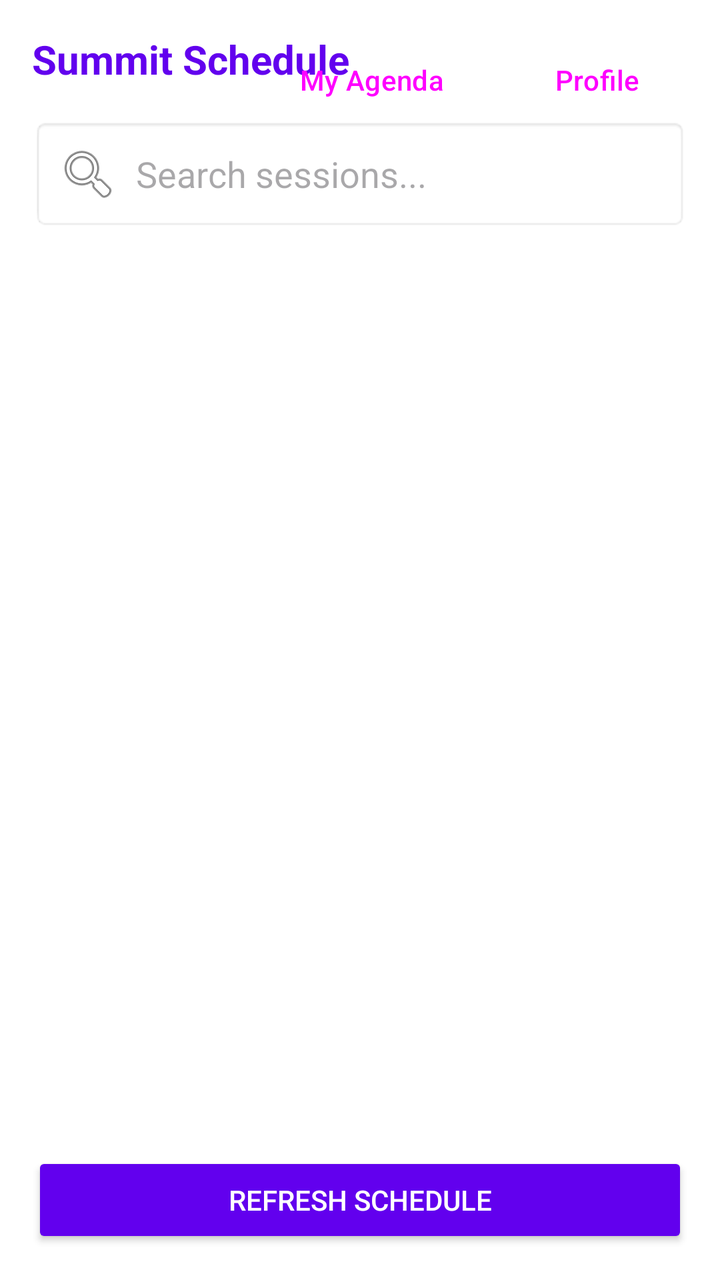
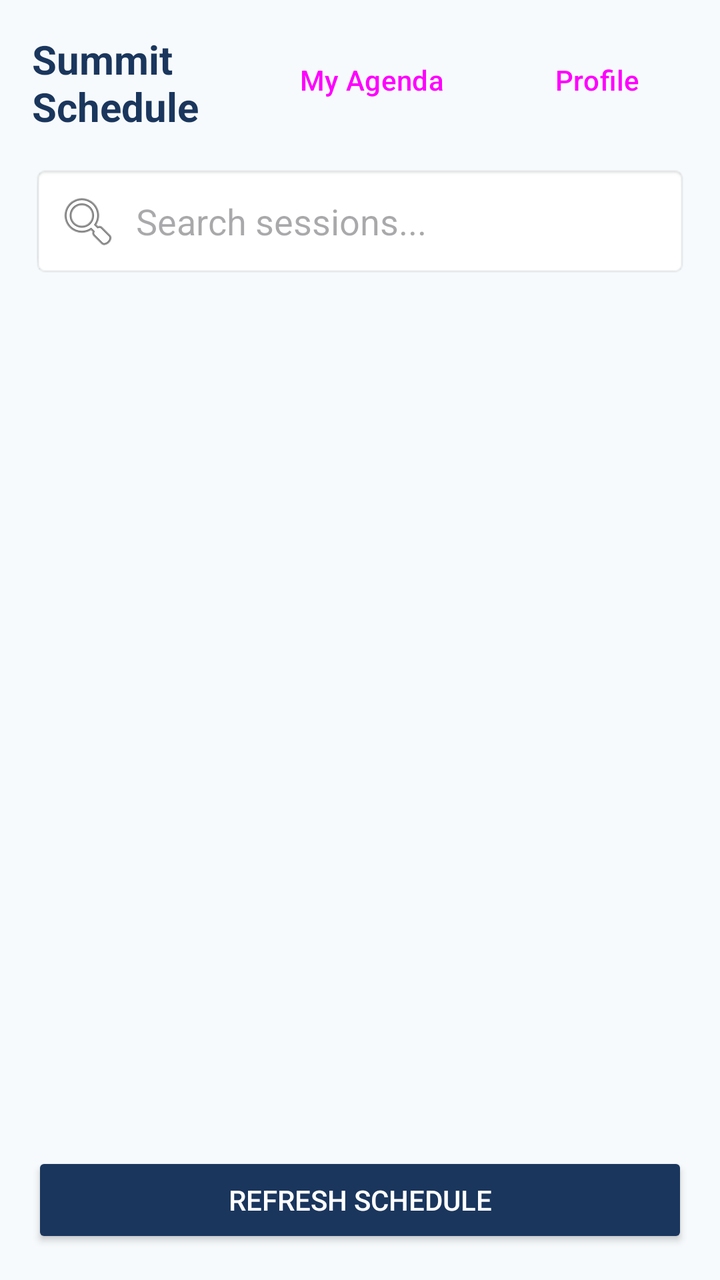

An Android layout rendered at two revisions. The XML below is the earlier revision; the diff shows what the commit changed to produce the second picture.
<!-- AndroidManifest.xml: application theme Theme.SummitNavigator -->
<!-- res/layout/fragment_schedule.xml -->
<?xml version="1.0" encoding="utf-8"?>
<androidx.constraintlayout.widget.ConstraintLayout xmlns:android="http://schemas.android.com/apk/res/android"
    xmlns:app="http://schemas.android.com/apk/res-auto"
    xmlns:tools="http://schemas.android.com/tools"
    android:layout_width="match_parent"
    android:layout_height="match_parent"
    android:padding="@dimen/margin_normal">

    <TextView
        android:id="@+id/text_title"
        android:layout_width="0dp"
        android:layout_height="wrap_content"
        android:text="@string/title_schedule"
        android:textSize="@dimen/text_size_large"
        android:textStyle="bold"
        android:textColor="@color/primary"
        app:layout_constraintTop_toTopOf="parent"
        app:layout_constraintStart_toStartOf="parent" />

    <Button
        android:id="@+id/btn_my_agenda"
        android:layout_width="wrap_content"
        android:layout_height="wrap_content"
        android:text="My Agenda"
        android:layout_marginEnd="8dp"
        style="?attr/materialButtonOutlinedStyle"
        app:layout_constraintTop_toTopOf="parent"
        app:layout_constraintEnd_toStartOf="@id/btn_profile" />

    <Button
        android:id="@+id/btn_profile"
        android:layout_width="wrap_content"
        android:layout_height="wrap_content"
        android:text="@string/title_profile"
        style="?attr/materialButtonOutlinedStyle"
        app:layout_constraintTop_toTopOf="parent"
        app:layout_constraintEnd_toEndOf="parent" />

    <EditText
        android:id="@+id/edit_search"
        android:layout_width="0dp"
        android:layout_height="wrap_content"
        android:hint="Search sessions..."
        android:drawableStart="@android:drawable/ic_menu_search"
        android:drawablePadding="8dp"
        android:padding="12dp"
        android:background="@android:drawable/editbox_background_normal"
        android:layout_marginTop="16dp"
        app:layout_constraintTop_toBottomOf="@id/text_title"
        app:layout_constraintStart_toStartOf="parent"
        app:layout_constraintEnd_toEndOf="parent" />

    <androidx.recyclerview.widget.RecyclerView
        android:id="@+id/recycler_schedule"
        android:layout_width="0dp"
        android:layout_height="0dp"
        android:layout_marginTop="@dimen/margin_small"
        android:layout_marginBottom="@dimen/margin_small"
        app:layout_constraintTop_toBottomOf="@id/edit_search"
        app:layout_constraintBottom_toTopOf="@id/btn_refresh"
        app:layout_constraintStart_toStartOf="parent"
        app:layout_constraintEnd_toEndOf="parent"
        tools:listitem="@layout/item_session" />

    <TextView
        android:id="@+id/text_empty"
        android:layout_width="wrap_content"
        android:layout_height="wrap_content"
        android:text="@string/text_empty_schedule"
        android:textSize="@dimen/text_size_medium"
        android:textColor="@color/gray_text"
        android:visibility="gone"
        app:layout_constraintTop_toTopOf="@id/recycler_schedule"
        app:layout_constraintBottom_toBottomOf="@id/recycler_schedule"
        app:layout_constraintStart_toStartOf="parent"
        app:layout_constraintEnd_toEndOf="parent" />

    <LinearLayout
        android:id="@+id/layout_skeleton"
        android:layout_width="0dp"
        android:layout_height="0dp"
        android:orientation="vertical"
        android:layout_marginTop="@dimen/margin_small"
        android:layout_marginBottom="@dimen/margin_small"
        android:visibility="gone"
        app:layout_constraintTop_toBottomOf="@id/edit_search"
        app:layout_constraintBottom_toTopOf="@id/btn_refresh"
        app:layout_constraintStart_toStartOf="parent"
        app:layout_constraintEnd_toEndOf="parent">
        
        <include layout="@layout/layout_skeleton_session" />
        <include layout="@layout/layout_skeleton_session" />
        <include layout="@layout/layout_skeleton_session" />
        <include layout="@layout/layout_skeleton_session" />
        
    </LinearLayout>

    <ProgressBar
        android:id="@+id/progress_loading"
        android:layout_width="wrap_content"
        android:layout_height="wrap_content"
        android:visibility="gone"
        app:layout_constraintTop_toTopOf="parent"
        app:layout_constraintBottom_toBottomOf="parent"
        app:layout_constraintStart_toStartOf="parent"
        app:layout_constraintEnd_toEndOf="parent" />

    <Button
        android:id="@+id/btn_refresh"
        android:layout_width="0dp"
        android:layout_height="wrap_content"
        android:text="@string/text_refresh"
        android:textColor="@color/on_primary"
        android:backgroundTint="@color/primary"
        app:layout_constraintBottom_toBottomOf="parent"
        app:layout_constraintStart_toStartOf="parent"
        app:layout_constraintEnd_toEndOf="parent" />

    <com.google.android.material.floatingactionbutton.FloatingActionButton
        android:id="@+id/fab_add_session"
        android:layout_width="wrap_content"
        android:layout_height="wrap_content"
        android:layout_margin="16dp"
        app:srcCompat="@android:drawable/ic_input_add"
        android:visibility="gone"
        app:layout_constraintBottom_toBottomOf="parent"
        app:layout_constraintEnd_toEndOf="parent" />

</androidx.constraintlayout.widget.ConstraintLayout>
<!-- res/layout/item_session.xml (included above) -->
<?xml version="1.0" encoding="utf-8"?>
<com.google.android.material.card.MaterialCardView xmlns:android="http://schemas.android.com/apk/res/android"
    xmlns:app="http://schemas.android.com/apk/res-auto"
    android:layout_width="match_parent"
    android:layout_height="wrap_content"
    android:layout_marginHorizontal="16dp"
    android:layout_marginVertical="8dp"
    app:cardCornerRadius="12dp"
    app:cardElevation="2dp"
    android:clickable="true"
    android:focusable="true">

    <androidx.constraintlayout.widget.ConstraintLayout
        android:layout_width="match_parent"
        android:layout_height="wrap_content"
        android:padding="16dp">

    <TextView
        android:id="@+id/text_session_title"
        android:layout_width="0dp"
        android:layout_height="wrap_content"
        android:textSize="@dimen/text_size_medium"
        android:textStyle="bold"
        android:textColor="@color/on_background"
        app:layout_constraintTop_toTopOf="parent"
        app:layout_constraintStart_toStartOf="parent"
        app:layout_constraintEnd_toStartOf="@id/text_vip_marker" />

    <TextView
        android:id="@+id/text_vip_marker"
        android:layout_width="wrap_content"
        android:layout_height="wrap_content"
        android:text="VIP ONLY"
        android:textColor="#FFD700"
        android:textStyle="bold"
        android:visibility="gone"
        app:layout_constraintTop_toTopOf="parent"
        app:layout_constraintEnd_toEndOf="parent" />

    <TextView
        android:id="@+id/text_session_room"
        android:layout_width="wrap_content"
        android:layout_height="wrap_content"
        android:layout_marginTop="@dimen/margin_small"
        android:textSize="@dimen/text_size_small"
        android:textColor="@color/secondary"
        app:layout_constraintTop_toBottomOf="@id/text_session_title"
        app:layout_constraintStart_toStartOf="parent" />

    <TextView
        android:id="@+id/text_session_time"
        android:layout_width="wrap_content"
        android:layout_height="wrap_content"
        android:layout_marginTop="@dimen/margin_small"
        android:textSize="@dimen/text_size_small"
        android:textColor="@color/gray_text"
        app:layout_constraintTop_toBottomOf="@id/text_session_title"
        app:layout_constraintEnd_toEndOf="parent" />

    </androidx.constraintlayout.widget.ConstraintLayout>
</com.google.android.material.card.MaterialCardView>
<!-- res/layout/layout_skeleton_session.xml (included above) -->
<?xml version="1.0" encoding="utf-8"?>
<androidx.cardview.widget.CardView xmlns:android="http://schemas.android.com/apk/res/android"
    xmlns:app="http://schemas.android.com/apk/res-auto"
    android:layout_width="match_parent"
    android:layout_height="wrap_content"
    android:layout_marginHorizontal="16dp"
    android:layout_marginVertical="8dp"
    app:cardCornerRadius="12dp"
    app:cardElevation="4dp"
    app:cardBackgroundColor="@color/surface">

    <androidx.constraintlayout.widget.ConstraintLayout
        android:layout_width="match_parent"
        android:layout_height="wrap_content"
        android:padding="16dp">

        <View
            android:id="@+id/skeleton_title"
            android:layout_width="0dp"
            android:layout_height="24dp"
            android:background="#E0E0E0"
            app:layout_constraintTop_toTopOf="parent"
            app:layout_constraintStart_toStartOf="parent"
            app:layout_constraintEnd_toEndOf="parent"
            app:layout_constraintWidth_percent="0.6"
            app:layout_constraintHorizontal_bias="0.0" />

        <View
            android:id="@+id/skeleton_room"
            android:layout_width="100dp"
            android:layout_height="16dp"
            android:layout_marginTop="12dp"
            android:background="#F5F5F5"
            app:layout_constraintTop_toBottomOf="@id/skeleton_title"
            app:layout_constraintStart_toStartOf="parent" />

        <View
            android:id="@+id/skeleton_time"
            android:layout_width="60dp"
            android:layout_height="16dp"
            android:layout_marginTop="8dp"
            android:background="#F5F5F5"
            app:layout_constraintTop_toBottomOf="@id/skeleton_room"
            app:layout_constraintStart_toStartOf="parent" />

    </androidx.constraintlayout.widget.ConstraintLayout>
</androidx.cardview.widget.CardView>
<!-- resources referenced by this layout -->
<resources>
  <color name="gray_text">#888888</color>
  <color name="on_background">#000000</color>
  <color name="on_primary">#FFFFFF</color>
  <color name="primary">#6200EE</color>
  <color name="secondary">#03DAC6</color>
  <color name="surface">#FFFFFF</color>
  <dimen name="margin_normal">16dp</dimen>
  <dimen name="margin_small">8dp</dimen>
  <dimen name="text_size_large">20sp</dimen>
  <dimen name="text_size_medium">16sp</dimen>
  <dimen name="text_size_small">12sp</dimen>
  <string name="text_empty_schedule">No sessions scheduled.</string>
  <string name="text_refresh">Refresh Schedule</string>
  <string name="title_profile">Profile</string>
  <string name="title_schedule">Summit Schedule</string>
  <style name="Theme.SummitNavigator" parent="Theme.Material3.DayNight.NoActionBar">
          <item name="colorPrimary">@color/primary</item>
          <item name="colorSecondary">@color/secondary</item>
          <item name="android:windowBackground">@color/background</item>
      </style>
  <color name="background">#FFFFFF</color>
</resources>

<!-- the commit's change to res/layout/fragment_schedule.xml (unified diff, before → after) -->
@@ -15,7 +15,9 @@
         android:textStyle="bold"
         android:textColor="@color/primary"
         app:layout_constraintTop_toTopOf="parent"
-        app:layout_constraintStart_toStartOf="parent" />
+        app:layout_constraintStart_toStartOf="parent"
+        app:layout_constraintEnd_toStartOf="@id/btn_my_agenda"
+        android:layout_marginEnd="8dp" />
 
     <Button
         android:id="@+id/btn_my_agenda"
@@ -123,7 +125,7 @@
         android:layout_margin="16dp"
         app:srcCompat="@android:drawable/ic_input_add"
         android:visibility="gone"
-        app:layout_constraintBottom_toBottomOf="parent"
+        app:layout_constraintBottom_toTopOf="@id/btn_refresh"
         app:layout_constraintEnd_toEndOf="parent" />
 
 </androidx.constraintlayout.widget.ConstraintLayout>
<!-- resource entries referenced after the edit -->
@@ -1,10 +1,10 @@
 <!-- resources referenced by this layout -->
 <resources>
-  <color name="gray_text">#888888</color>
-  <color name="on_background">#000000</color>
+  <color name="gray_text">#718096</color>
+  <color name="on_background">#1A202C</color>
   <color name="on_primary">#FFFFFF</color>
-  <color name="primary">#6200EE</color>
-  <color name="secondary">#03DAC6</color>
+  <color name="primary">#1A365D</color>
+  <color name="secondary">#D69E2E</color>
   <color name="surface">#FFFFFF</color>
   <dimen name="margin_normal">16dp</dimen>
   <dimen name="margin_small">8dp</dimen>
@@ -20,6 +20,6 @@
           <item name="colorSecondary">@color/secondary</item>
           <item name="android:windowBackground">@color/background</item>
       </style>
-  <color name="background">#FFFFFF</color>
+  <color name="background">#F7FAFC</color>
 </resources>
 
